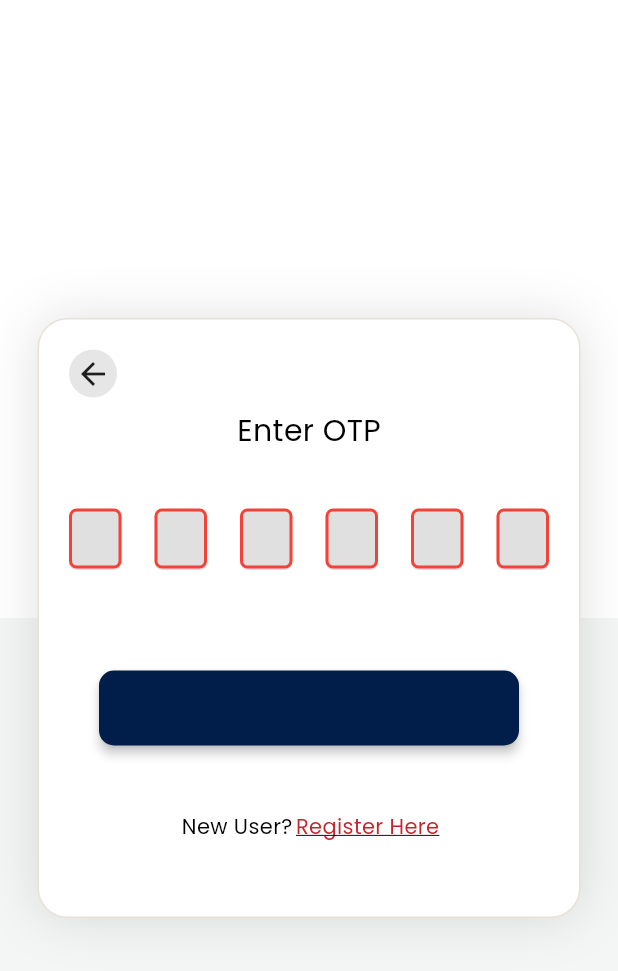
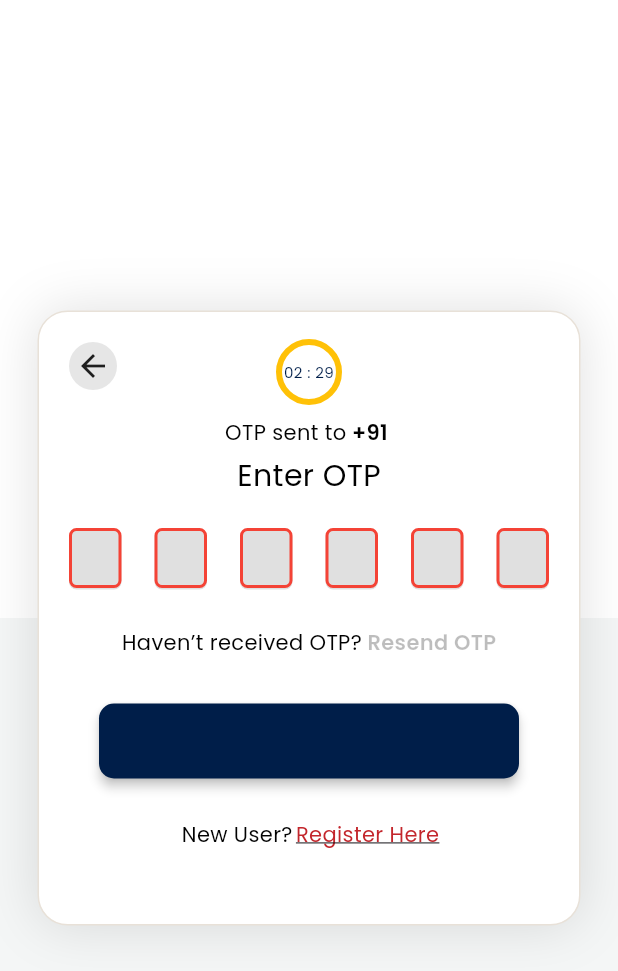
Before and after one commit to tablabsCICD/TKD_web, a Flutter app: the OTP_Screen screen opened directly with empty values, on a phone screen of 412 x 824 dp. Shown: the top 971 px of the screen. Run offline on Flutter 3.47's test engine with Material 3 defaults, Android fonts, the phone set to English and light mode, and no system bars; drawn by our look-alikes of overlay_support, pin_code_fields, simple_circular_progress_bar; our stand-ins replace cached_network_image, carousel_slider, csc_picker, dropdown_search, file_picker, flutter_chat_types and 18 more; missing offline and left inert: aligned_dialog, dart:html, number_pagination, platform_device_id, staggered_grid_view_flutter, translator and 3 more; accounts and stored records are empty; network calls fail; project files that could hold a hidden picture were left out.

Commit message:
resend otp in done

```diff
--- a/lib/provider/auth_provider.dart
+++ b/lib/provider/auth_provider.dart
@@ -1,3 +1,4 @@
+import 'dart:async';
 import 'dart:convert';
 import 'dart:typed_data';
 
@@ -80,6 +81,74 @@ class  AuthProvider extends ChangeNotifier{
     return response;
   }
 
+
+  TextEditingController textControllerOne=TextEditingController();
+  TextEditingController textControllerTwo=TextEditingController();
+  TextEditingController textControllerThree=TextEditingController();
+  TextEditingController textControllerFour=TextEditingController();
+  TextEditingController textControllerFive=TextEditingController();
+  TextEditingController textControllerSix=TextEditingController();
+  bool isButtonEnbale=false;
+  bool resendButtonEnble=false;
+  String? mobileNumber;
+  bool? isRegistration;
+
+
+
+  late Timer _timer;
+  int start = 150;
+  String timeRemaning="02:30";
+
+  void startTimer() {
+
+    const oneSec = const Duration(seconds: 1);
+    resendButtonEnble=false;
+    _timer = new Timer.periodic(
+      oneSec,
+          (Timer timer) {
+        if (start == 0) {
+          resendButtonEnble=true;
+          notifyListeners();
+          timer.cancel();
+        } else {
+          resendButtonEnble=false;
+          start--;
+          timeRemaning= formatedTime(timeInSecond: start);
+          notifyListeners();
+        }
+      },
+    );
+  }
+  @override
+  void dispose() {
+    // TODO: implement dispose
+    _timer.cancel();
+    super.dispose();
+  }
+
+  onCallButtonEnble(){
+    if(textControllerOne.text.toString().isNotEmpty && textControllerTwo.text.toString().isNotEmpty &&  textControllerThree.text.toString().isNotEmpty &&  textControllerFour.text.toString().isNotEmpty
+        &&  textControllerFive.text.toString().isNotEmpty &&  textControllerSix.text.toString().isNotEmpty){
+      isButtonEnbale=true;
+    }else{
+      isButtonEnbale =false;
+    }
+    notifyListeners();
+  }
+  onClickResend(BuildContext context, String mobileNumber){
+    if(resendButtonEnble){
+      resendOtp(context,mobileNumber!);
+    }
+  }
+
+  formatedTime({required int timeInSecond}) {
+    int sec = timeInSecond % 60;
+    int min = (timeInSecond / 60).floor();
+    String minute = min.toString().length <= 1 ? "0$min" : "$min";
+    String second = sec.toString().length <= 1 ? "0$sec" : "$sec";
+    return "$minute : $second";
+  }
+
   verifyOtp(String mobile,String otp,String deviceId) async {
     if(mobile.compareTo("9420455551")==0){
 //      print("*************"+userStatis().staticUser );
@@ -149,6 +218,20 @@ class  AuthProvider extends ChangeNotifier{
 
 
   }
+
+  resendOtp(BuildContext context,String mobileNumber) async{
+    String myUrl = AppConstants.SEND_OTP +'?mobileNos=${mobileNumber}';
+    print("resend otp:"+myUrl);
+    var req = await http.post(Uri.parse(myUrl));
+    response = json.decode(req.body);
+    if(req.statusCode==200){
+      start=150;
+      startTimer();
+      //.show(context, "OTP resend Successfully");
+    }
+    notifyListeners();
+  }
+
 
   sendOtpUsingEmail(String email) async {
     String myUrl = AppConstants.SEND_OTP_ON_MAIL +'?emailId=${email}';
--- a/lib/view/base_widget/custom_textfeild.dart
+++ b/lib/view/base_widget/custom_textfeild.dart
@@ -94,7 +94,7 @@ class CustomTextField extends StatelessWidget {
         readOnly: readOnly == null ? false : true,
         decoration: InputDecoration(
             hintText: hintText,
-            border: InputBorder.none,
+            border: OutlineInputBorder(borderSide: BorderSide(color: Colors.grey.shade100),),
             hintStyle:TextStyle(
               color: Color(0x662C363F),
               fontSize: 14,
--- a/lib/view/screens/auth/otp_screen.dart
+++ b/lib/view/screens/auth/otp_screen.dart
@@ -10,11 +10,13 @@ import 'package:flutter/material.dart';
 import 'package:flutter/painting.dart';
 import 'package:flutter/services.dart';
 import 'package:flutter_svg/flutter_svg.dart';
+import 'package:google_fonts/google_fonts.dart';
 import 'package:overlay_support/overlay_support.dart';
 
 import 'package:pin_code_fields/pin_code_fields.dart';
 import 'package:platform_device_id/platform_device_id.dart';
 import 'package:provider/provider.dart';
+import 'package:simple_circular_progress_bar/simple_circular_progress_bar.dart';
 import 'package:tkd_app/locator.dart';
 import 'package:tkd_app/model/organization_model.dart';
 import 'package:tkd_app/provider/auth_provider.dart';
@@ -36,8 +38,14 @@ import 'registration_screen_1.dart';
 class OTP_Screen extends StatefulWidget {
   String mobileNumber;
   bool companyLogin;
-  OTP_Screen(this.mobileNumber,{ required this.companyLogin});
   final authProvider = locator<AuthProvider>();
+
+  OTP_Screen(this.mobileNumber,{ Key? key,required this.companyLogin}) : super(key: key) {
+    authProvider.startTimer();
+  }
+
+ // OTP_Screen(this.mobileNumber,{ required this.companyLogin});
+
   @override
   OTP_ScreenState createState() => OTP_ScreenState();
 }
@@ -382,7 +390,7 @@ class OTP_ScreenState extends State<OTP_Screen> {
   getCard(AuthProvider model) {
     return Container(
       padding: EdgeInsets.symmetric(vertical: 20),
-      height: 400,
+      height: 410,
       width: ResponsiveWidget.isMobile(context)?MediaQuery.of(context).size.width-50:
       ResponsiveWidget.isDesktop(context)?355:MediaQuery.of(context).size.width / 3,
       margin: ResponsiveWidget.isMobile(context)?EdgeInsets.all(0):ResponsiveWidget.isDesktop(context)?EdgeInsets.only(right: MediaQuery.of(context).size.width / 5):EdgeInsets.only(right: MediaQuery.of(context).size.width / 8),
@@ -420,8 +428,15 @@ class OTP_ScreenState extends State<OTP_Screen> {
               ),
             ),
           ),
+          Align(
+            alignment: Alignment.topCenter,
+            child: Padding(
+              padding: EdgeInsets.only(bottom: 30),
+              child: progress(),
+            )
+          ),
           Padding(
-            padding: const EdgeInsets.symmetric(vertical: 30.0,horizontal: 20),
+            padding: const EdgeInsets.only(bottom: 30.0,left: 20,right:20 ,top:65),
             child: Column(
               crossAxisAlignment: CrossAxisAlignment.center,
               mainAxisAlignment: MainAxisAlignment.spaceBetween,
@@ -497,12 +512,10 @@ class OTP_ScreenState extends State<OTP_Screen> {
                         },
                       )),
                 ),
-               /* CustomTextField(
-                  hintText: "Enter Otp",
-                  controller: otpController,
-                  textInputType: TextInputType.number,
 
-                ),*/
+              //  attemptText(),
+                resendOTP(),
+
                 /*Row(
                   mainAxisAlignment: MainAxisAlignment.spaceBetween,
                   children: [
@@ -610,6 +623,137 @@ class OTP_ScreenState extends State<OTP_Screen> {
           ),
         ],
       ),
+    );
+  }
+
+  attemptText() {
+    return Container(
+      margin: EdgeInsets.only(right: 20),
+      child: Align(
+        alignment: Alignment.centerRight,
+        child: Text(
+          '${"Attempts"} 00/03',
+          textAlign: TextAlign.right,
+          style: TextStyle(
+            color: Colors.black,
+            fontSize: 12,
+            fontFamily: GoogleFonts.poppins().fontFamily,
+            fontWeight: FontWeight.w400,
+          ),
+        ),
+      ),
+    );
+  }
+
+  progress() {
+    return Consumer<AuthProvider>(
+      builder: (context, provider, child) {
+        return Column(
+          children: [
+            SimpleCircularProgressBar(
+              progressStrokeWidth: 4,
+              size: 40,
+              backStrokeWidth: 2,
+              maxValue: 150,
+              animationDuration: 150,
+              progressColors: [Colors.amber],
+              backColor: Colors.grey,
+              mergeMode: true,
+              onGetText: (double value) {
+                return Text(
+                  '${provider!.timeRemaning}',
+                  textAlign: TextAlign.center,
+                  style: TextStyle(
+                    color: ColorResources.THEME_COLOR,
+                    fontSize: 10,
+                    fontFamily: GoogleFonts.poppins().fontFamily,
+                    fontWeight: FontWeight.w400,
+                  ),
+                );
+              },
+            ),
+            SizedBox(height: 10,),
+            mobileNumber(),
+          ],
+        );
+      },
+    );
+  }
+
+  mobileNumber() {
+    return Text.rich(
+      TextSpan(
+        children: [
+          TextSpan(
+            text: "OTP sent to",
+            style: TextStyle(
+              color: Colors.black,
+              fontSize: 14,
+              fontFamily: GoogleFonts.poppins().fontFamily,
+              fontWeight: FontWeight.w400,
+            ),
+          ),
+          TextSpan(
+            text: ' +91 ${widget.mobileNumber}',
+            style: TextStyle(
+              color: Colors.black,
+              fontSize: 14,
+              fontFamily: GoogleFonts.poppins().fontFamily,
+              fontWeight: FontWeight.w600,
+            ),
+          ),
+        ],
+      ),
+    );
+  }
+
+  resendOTP() {
+    return Consumer<AuthProvider>(
+      builder: (context, provider, child) {
+        return Container(
+          width: 335,
+          height: 24,
+          child: Row(
+            mainAxisSize: MainAxisSize.min,
+            mainAxisAlignment: MainAxisAlignment.center,
+            crossAxisAlignment: CrossAxisAlignment.start,
+            children: [
+              Container(
+                child: Row(
+                  mainAxisSize: MainAxisSize.min,
+                  mainAxisAlignment: MainAxisAlignment.center,
+                  crossAxisAlignment: CrossAxisAlignment.center,
+                  children: [
+                    Text(
+                      "Haven’t received OTP?",
+                      style: TextStyle(
+                        color: Colors.black,
+                        fontSize: 14,
+                        fontFamily: GoogleFonts.poppins().fontFamily,
+                        fontWeight: FontWeight.w400,
+                      ),
+                    ),
+                    InkWell(
+                      onTap: (){
+                        provider.onClickResend(context,widget.mobileNumber);
+                      },
+                      child: Text(
+                        " Resend OTP",
+                        style: TextStyle(
+                          color:provider.resendButtonEnble?ColorResources.RED:Colors.black26,
+                          fontSize: 14,
+                          fontFamily: GoogleFonts.poppins().fontFamily,
+                          fontWeight: FontWeight.w600,
+                        ),
+                      ),
+                    ),
+                  ],
+                ),
+              ),
+            ],
+          ),
+        );
+      },
     );
   }
 
--- a/pubspec.yaml
+++ b/pubspec.yaml
@@ -76,7 +76,7 @@ dependencies:
   cached_network_image:
   flutter_rating_bar:
   timeago:
-
+  simple_circular_progress_bar:
 
 dev_dependencies:
   flutter_test:
```
Also changed, not shown: lib/provider/otp_provider.dart (added, +9 -0 lines), pubspec.lock, 3 other files.
